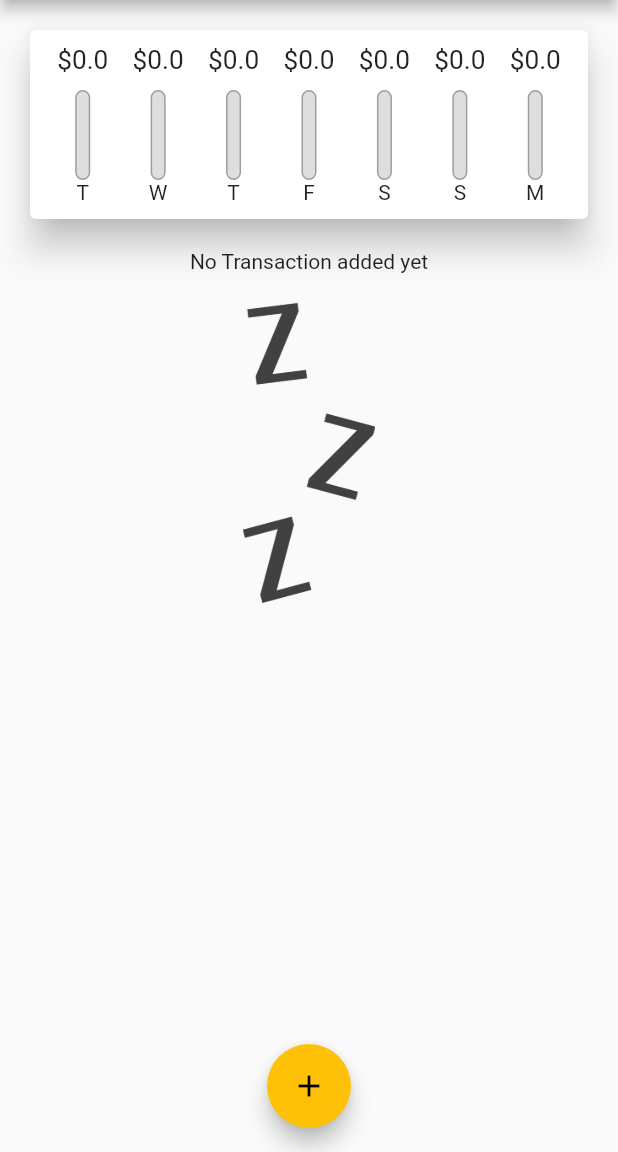
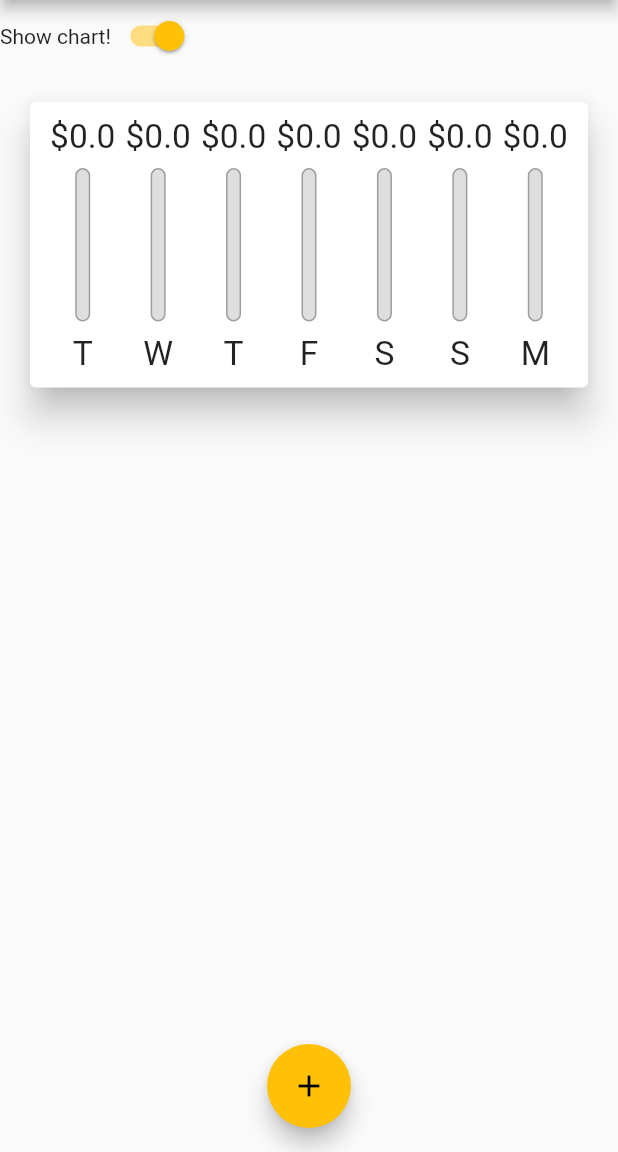
Before and after one commit to tareq453/expenss_app_udemy, a Flutter app: the screen it shows after launch, on a phone screen of 412 x 824 dp, the part 84-1236 px from its top. Run offline on Flutter 3.47's test engine with Material 2 defaults, Android fonts, the light colour scheme and no system bars.

Commit message:
working on responsive UI.

```diff
--- a/lib/main.dart
+++ b/lib/main.dart
@@ -1,4 +1,5 @@
 import 'package:flutter/material.dart';
+import 'package:flutter/services.dart';
 
 import 'models/transaction.dart';
 import 'widget/form_input.dart';
@@ -6,6 +7,9 @@ import 'widget/transaction_list.dart';
 import 'widget/chart.dart';
 
 void main() {
+  // WidgetsFlutterBinding.ensureInitialized();
+  // SystemChrome.setPreferredOrientations(
+  //     [DeviceOrientation.portraitUp, DeviceOrientation.portraitDown]);
   runApp(const MyApp());
 }
 
@@ -52,18 +56,21 @@ class MyHomePage extends StatefulWidget {
 }
 
 class _MyHomePageState extends State<MyHomePage> {
-  final List<Transaction> transactions = [];
+  final List<Transaction> _transactions = [];
+
+  bool _showChart = true;
 
   List<Transaction> get _recenctTransaction {
-    return transactions.where((transaction) {
+    return _transactions.where((transaction) {
       return transaction.date
           .isAfter(DateTime.now().subtract(Duration(days: 7)));
     }).toList();
   }
 
-  void _addTransaction(String titleInput, double amountInput,DateTime selectedDate) {
+  void _addTransaction(
+      String titleInput, double amountInput, DateTime selectedDate) {
     setState(() {
-      transactions.add(Transaction(
+      _transactions.add(Transaction(
           id: DateTime.now().toString(),
           title: titleInput,
           amount: amountInput,
@@ -80,21 +87,19 @@ class _MyHomePageState extends State<MyHomePage> {
         }));
   }
 
-  void _deleteTransaction(Transaction transaction){
+  void _deleteTransaction(Transaction transaction) {
     print('transaction $transaction');
-    if(transactions.contains(transaction)){
+    if (_transactions.contains(transaction)) {
       setState(() {
-        transactions.removeWhere((element) => element.id == transaction.id);
+        _transactions.removeWhere((element) => element.id == transaction.id);
         // transactions.remove(transaction);
       });
     }
-
   }
 
   @override
   Widget build(BuildContext context) {
-    return Scaffold(
-      appBar: AppBar(
+    var appBar = AppBar(
       title: Text("Expense App"),
       actions: [
         IconButton(
@@ -103,11 +108,32 @@ class _MyHomePageState extends State<MyHomePage> {
             },
             icon: Icon(Icons.add))
       ],
-      ),
+    );
+    var deviceHeight = MediaQuery.of(context).size.height -
+        appBar.preferredSize.height -
+        MediaQuery.of(context).padding.top;
+    return Scaffold(
+      appBar: appBar,
       body: SingleChildScrollView(
         child: Column(
           crossAxisAlignment: CrossAxisAlignment.center,
-          children: [Chart(_recenctTransaction), TransactionList(transactions,_deleteTransaction)],
+          children: [
+            Row(children: [
+              Text("Show chart!"),
+              Switch(value: _showChart, onChanged: ((value) {
+                setState(() {
+                  _showChart = !_showChart;
+                });
+              }))
+            ],),
+            _showChart ?
+            Container(
+                height: deviceHeight * 0.3, child: Chart(_recenctTransaction))
+                :
+            Container(
+                height: deviceHeight * 0.5,
+                child: TransactionList(_transactions, _deleteTransaction))
+          ],
         ),
       ),
       floatingActionButtonLocation: FloatingActionButtonLocation.centerFloat,
--- a/lib/widget/chart.dart
+++ b/lib/widget/chart.dart
@@ -40,8 +40,7 @@ class Chart extends StatelessWidget {
   @override
   Widget build(BuildContext context) {
     print(groupedTransactionValue);
-    return Container(
-      child: Card(
+    return Card(
       elevation: 10,
       margin: EdgeInsets.all(20),
       child: Padding(
@@ -58,7 +57,6 @@ class Chart extends StatelessWidget {
           }).toList(),
         ),
       ),
-      ),
     );
   }
 }
--- a/lib/widget/chart_bar.dart
+++ b/lib/widget/chart_bar.dart
@@ -9,14 +9,17 @@ class ChartBar extends StatelessWidget {
 
   @override
   Widget build(BuildContext context) {
+    return LayoutBuilder(builder: ((context, constraints) {
       return Column(
         children: [
-        Container(height: 20, child: FittedBox(child: Text('\$$amount'))),
+          Container(
+              height: constraints.maxHeight * 0.15,
+              child: FittedBox(child: Text('\$$amount'))),
           SizedBox(
-          height: 10,
+            height: constraints.maxHeight * 0.05,
           ),
           Container(
-          height: 60,
+            height: constraints.maxHeight * 0.6,
             width: 10,
             child: Stack(
               children: [
@@ -36,8 +39,12 @@ class ChartBar extends StatelessWidget {
               ],
             ),
           ),
-        Text('$label')
+          SizedBox(
+            height: constraints.maxHeight * 0.05,
+          ),
+          Container(height: constraints.maxHeight * 0.15, child: FittedBox(child: Text('$label')))
         ],
       );
+    }));
   }
 }
--- a/lib/widget/transaction_list.dart
+++ b/lib/widget/transaction_list.dart
@@ -7,22 +7,32 @@ class TransactionList extends StatelessWidget {
   final Function(Transaction) deleteHandler;
   final List<Transaction> _transactions;
 
-  TransactionList(this._transactions,this.deleteHandler);
+  TransactionList(this._transactions, this.deleteHandler);
 
   @override
   Widget build(BuildContext context) {
-    return Container(
-      height: 300,
-      child: _transactions.isEmpty ? Column(children: [
-        Text("No Transaction added yet"),
-        SizedBox(height: 20,),
-        Container(height: 200, child: Image.asset("assets/images/waiting.png",fit: BoxFit.cover,))
-      ],): ListView.builder(
-        itemBuilder: (context, index) {
-          return TransactionItem(_transactions[index],deleteHandler);
-        },
-        itemCount: _transactions.length,
-      ),
-    );
+    return _transactions.isEmpty
+        ? LayoutBuilder(builder: ((context, constraints) {
+          return Column(
+            children: [
+              Container(height: constraints.maxHeight * 0.2, child: FittedBox(child: Text("No Transaction added yet"))),
+              SizedBox(
+                height: constraints.maxHeight * 0.1,
+              ),
+              Container(
+                  height: constraints.maxHeight * 0.7,
+                  child: Image.asset(
+                    "assets/images/waiting.png",
+                    fit: BoxFit.cover,
+                  ))
+            ],
+          );
+        }))
+        : ListView.builder(
+            itemBuilder: (context, index) {
+              return TransactionItem(_transactions[index], deleteHandler);
+            },
+            itemCount: _transactions.length,
+          );
   }
 }
```
Lines whose indentation alone changed are shown as unchanged.
